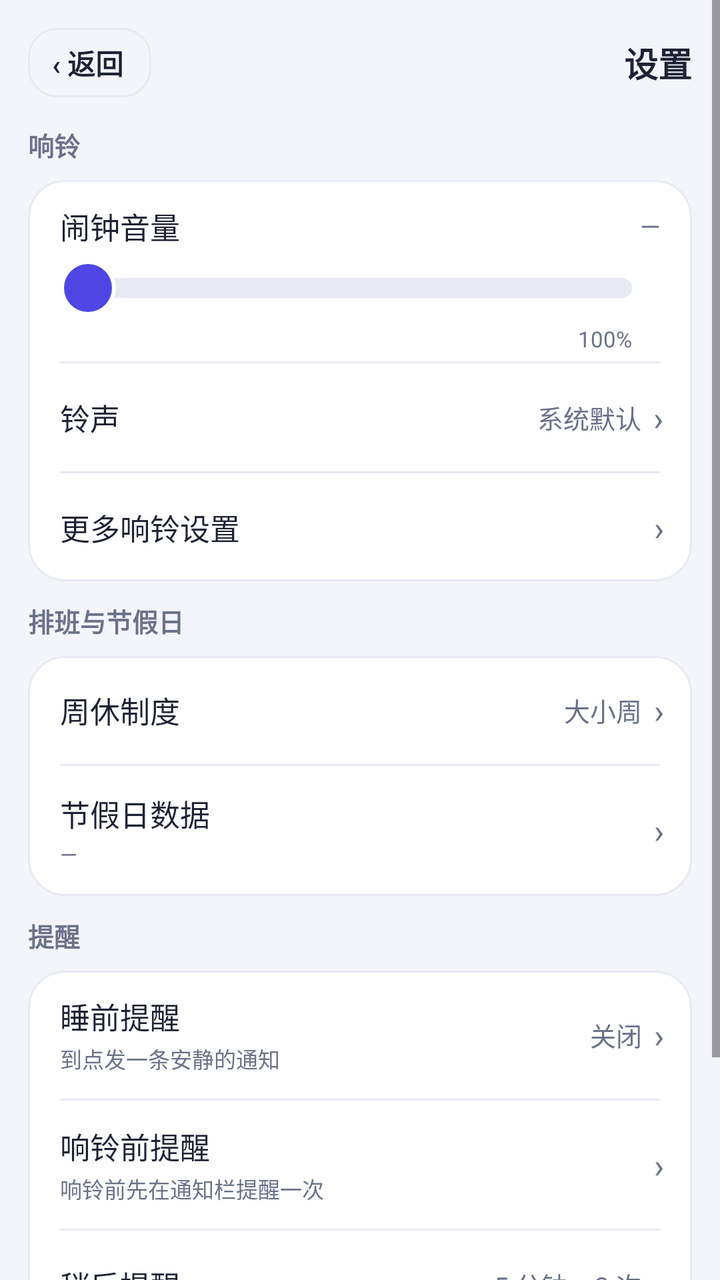
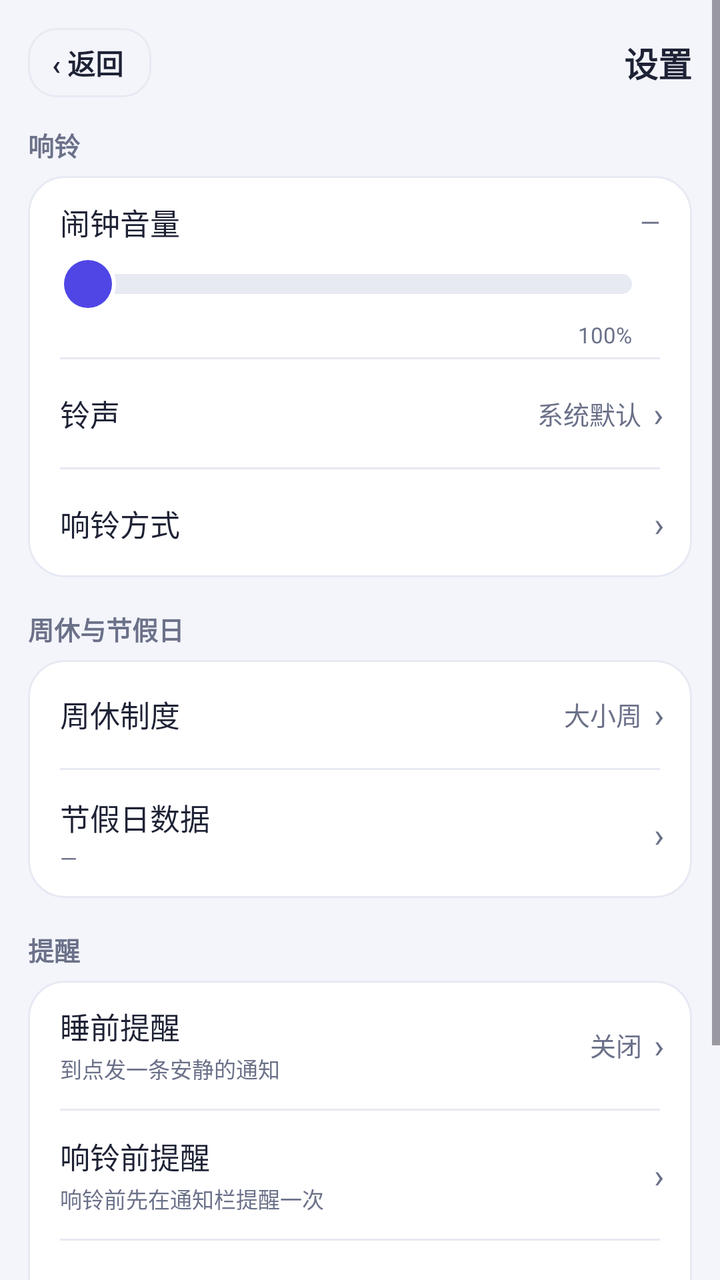

Two renders of the same Android screen: before a commit and after it. Below are the layout's source before the change and the commit's diff.
<!-- AndroidManifest.xml: application theme Theme.WeekdayAlarm -->
<!-- res/layout/activity_settings.xml -->
<?xml version="1.0" encoding="utf-8"?>
<ScrollView xmlns:android="http://schemas.android.com/apk/res/android"
    android:layout_width="match_parent"
    android:layout_height="match_parent"
    android:background="@color/bg"
    android:fitsSystemWindows="true">

    <LinearLayout
        android:layout_width="match_parent"
        android:layout_height="wrap_content"
        android:orientation="vertical"
        android:padding="14dp">

        
        <LinearLayout
            android:layout_width="match_parent"
            android:layout_height="wrap_content"
            android:layout_marginBottom="14dp"
            android:gravity="center_vertical"
            android:orientation="horizontal">

            <TextView
                android:id="@+id/btn_back"
                android:layout_width="wrap_content"
                android:layout_height="wrap_content"
                android:background="@drawable/bg_time_outline"
                android:clickable="true"
                android:focusable="true"
                android:paddingStart="@dimen/space_12"
                android:paddingEnd="14dp"
                android:paddingTop="7dp"
                android:paddingBottom="7dp"
                android:text="@string/settings_back"
                android:textColor="@color/ink"
                android:textSize="14sp"
                android:textStyle="bold" />

            <TextView
                android:layout_width="0dp"
                android:layout_height="wrap_content"
                android:layout_weight="1"
                android:gravity="end"
                android:text="@string/settings_page_title"
                android:textColor="@color/ink"
                android:textSize="17sp"
                android:textStyle="bold" />
        </LinearLayout>

        
        <TextView
            style="@style/SectionTitle"
            android:layout_width="wrap_content"
            android:layout_height="wrap_content"
            android:layout_marginBottom="@dimen/space_8"
            android:text="@string/settings_section_alarm" />

        <LinearLayout
            android:layout_width="match_parent"
            android:layout_height="wrap_content"
            android:background="@drawable/bg_card"
            android:clipToOutline="true"
            android:orientation="vertical">

            
            <LinearLayout
                android:layout_width="match_parent"
                android:layout_height="wrap_content"
                android:orientation="vertical"
                android:paddingStart="@dimen/space_16"
                android:paddingTop="@dimen/space_12"
                android:paddingEnd="@dimen/space_16"
                android:paddingBottom="@dimen/space_4">

                <LinearLayout
                    android:layout_width="match_parent"
                    android:layout_height="wrap_content"
                    android:gravity="center_vertical"
                    android:orientation="horizontal">

                    <TextView
                        style="@style/SettingsTitle"
                        android:layout_width="0dp"
                        android:layout_height="wrap_content"
                        android:layout_weight="1"
                        android:text="@string/settings_volume_label" />

                    <TextView
                        android:id="@+id/tv_volume"
                        style="@style/SettingsValue"
                        android:layout_width="wrap_content"
                        android:layout_height="wrap_content"
                        android:text="@string/settings_volume_default" />
                </LinearLayout>

                
                <SeekBar
                    android:id="@+id/seek_volume_embed"
                    android:layout_width="match_parent"
                    android:layout_height="wrap_content"
                    android:layout_marginTop="@dimen/space_2"
                    android:minHeight="36dp"
                    android:paddingStart="14dp"
                    android:paddingEnd="14dp"
                    android:progressDrawable="@drawable/seek_track"
                    android:splitTrack="false"
                    android:thumb="@drawable/seek_thumb" />

                
                <LinearLayout
                    android:layout_width="match_parent"
                    android:layout_height="wrap_content"
                    android:orientation="horizontal"
                    android:paddingStart="14dp"
                    android:paddingEnd="14dp">

                    <TextView
                        android:id="@+id/tv_volume_floor"
                        android:layout_width="0dp"
                        android:layout_height="wrap_content"
                        android:layout_weight="1"
                        android:textColor="@color/sub"
                        android:textSize="11sp" />

                    <TextView
                        android:layout_width="wrap_content"
                        android:layout_height="wrap_content"
                        android:text="100%"
                        android:textColor="@color/sub"
                        android:textSize="11sp" />
                </LinearLayout>
            </LinearLayout>

            <View style="@style/SettingsDivider" />

                        <LinearLayout
                            android:id="@+id/row_ringtone"
                            android:layout_width="match_parent"
                            android:layout_height="wrap_content"
                            android:background="?attr/selectableItemBackground"
                            android:clickable="true"
                            android:focusable="true"
                            android:gravity="center_vertical"
                            android:minHeight="54dp"
                            android:orientation="horizontal"
                            android:paddingStart="@dimen/space_16"
                            android:paddingEnd="14dp">

                            <TextView
                                style="@style/SettingsTitle"
                                android:layout_width="0dp"
                                android:layout_height="wrap_content"
                                android:layout_weight="1"
                                android:text="@string/settings_ringtone_title" />

                            <TextView
                                android:id="@+id/tv_ringtone"
                                style="@style/SettingsValue"
                                android:layout_width="0dp"
                                android:layout_height="wrap_content"
                                android:layout_weight="0.9"
                                android:gravity="end"
                                android:text="@string/settings_ringtone_default" />

                            <TextView style="@style/SettingsChevron" />
                        </LinearLayout>

                        <View style="@style/SettingsDivider" />

            
            <LinearLayout
                android:id="@+id/row_more_ring"
                android:layout_width="match_parent"
                android:layout_height="wrap_content"
                android:background="?attr/selectableItemBackground"
                android:clickable="true"
                android:focusable="true"
                android:gravity="center_vertical"
                android:minHeight="54dp"
                android:orientation="horizontal"
                android:paddingStart="@dimen/space_16"
                android:paddingEnd="14dp">

                <TextView
                    style="@style/SettingsTitle"
                    android:layout_width="0dp"
                    android:layout_height="wrap_content"
                    android:layout_weight="1"
                    android:text="@string/settings_more_ring_title" />

                <TextView style="@style/SettingsChevron" />
            </LinearLayout>
        </LinearLayout>

        
        <TextView
            style="@style/SectionTitle"
            android:layout_width="wrap_content"
            android:layout_height="wrap_content"
            android:layout_marginTop="@dimen/space_10"
            android:layout_marginBottom="@dimen/space_8"
            android:text="@string/settings_section_schedule" />

        <LinearLayout
            android:layout_width="match_parent"
            android:layout_height="wrap_content"
            android:background="@drawable/bg_card"
            android:clipToOutline="true"
            android:orientation="vertical">

                        <LinearLayout
                            android:id="@+id/row_week_mode"
                            android:layout_width="match_parent"
                            android:layout_height="wrap_content"
                            android:background="?attr/selectableItemBackground"
                            android:clickable="true"
                            android:focusable="true"
                            android:gravity="center_vertical"
                            android:minHeight="54dp"
                            android:orientation="horizontal"
                            android:paddingStart="@dimen/space_16"
                            android:paddingEnd="14dp">

                            <TextView
                                style="@style/SettingsTitle"
                                android:layout_width="0dp"
                                android:layout_height="wrap_content"
                                android:layout_weight="1"
                                android:text="@string/settings_week_mode_title" />

                            <TextView
                                android:id="@+id/tv_week_mode"
                                style="@style/SettingsValue"
                                android:layout_width="wrap_content"
                                android:layout_height="wrap_content"
                                android:text="@string/settings_week_mode_default" />

                            <TextView style="@style/SettingsChevron" />
                        </LinearLayout>

                        <View style="@style/SettingsDivider" />

                        <LinearLayout
                            android:id="@+id/row_holiday_data"
                            android:layout_width="match_parent"
                            android:layout_height="wrap_content"
                            android:background="?attr/selectableItemBackground"
                            android:clickable="true"
                            android:focusable="true"
                            android:gravity="center_vertical"
                            android:minHeight="64dp"
                            android:orientation="horizontal"
                            android:paddingStart="@dimen/space_16"
                            android:paddingEnd="14dp"
                            android:paddingTop="@dimen/space_10"
                            android:paddingBottom="@dimen/space_10">

                            <LinearLayout
                                android:layout_width="0dp"
                                android:layout_height="wrap_content"
                                android:layout_weight="1"
                                android:orientation="vertical">

                                <TextView
                                    style="@style/SettingsTitle"
                                    android:layout_width="wrap_content"
                                    android:layout_height="wrap_content"
                                    android:text="@string/settings_holiday_data_title" />

                                <TextView
                                    android:id="@+id/tv_holiday_data"
                                    style="@style/SettingsSummary"
                                    android:layout_width="wrap_content"
                                    android:layout_height="wrap_content"
                                    android:layout_marginTop="@dimen/space_2"
                                    android:text="@string/settings_holiday_data_default" />
                            </LinearLayout>

                            <TextView style="@style/SettingsChevron" />
                        </LinearLayout>

                        <View style="@style/SettingsDivider" />
        </LinearLayout>

        
        <TextView
            style="@style/SectionTitle"
            android:layout_width="wrap_content"
            android:layout_height="wrap_content"
            android:layout_marginTop="@dimen/space_10"
            android:layout_marginBottom="@dimen/space_8"
            android:text="@string/settings_section_remind" />

        <LinearLayout
            android:layout_width="match_parent"
            android:layout_height="wrap_content"
            android:background="@drawable/bg_card"
            android:clipToOutline="true"
            android:orientation="vertical">

            
            <LinearLayout
                android:id="@+id/row_bedtime"
                android:layout_width="match_parent"
                android:layout_height="wrap_content"
                android:background="?attr/selectableItemBackground"
                android:clickable="true"
                android:focusable="true"
                android:gravity="center_vertical"
                android:minHeight="64dp"
                android:orientation="horizontal"
                android:paddingStart="@dimen/space_16"
                android:paddingTop="@dimen/space_10"
                android:paddingEnd="14dp"
                android:paddingBottom="@dimen/space_10">

                <LinearLayout
                    android:layout_width="0dp"
                    android:layout_height="wrap_content"
                    android:layout_weight="1"
                    android:orientation="vertical">

                    <TextView
                        style="@style/SettingsTitle"
                        android:layout_width="wrap_content"
                        android:layout_height="wrap_content"
                        android:text="@string/settings_bedtime_title" />

                    
                    <TextView
                        android:id="@+id/tv_bedtime"
                        style="@style/SettingsSummary"
                        android:layout_width="wrap_content"
                        android:layout_height="wrap_content"
                        android:layout_marginTop="@dimen/space_2"
                        android:text="@string/settings_bedtime_hint" />
                </LinearLayout>

                <TextView
                    android:id="@+id/tv_bedtime_value"
                    style="@style/SettingsValue"
                    android:layout_width="wrap_content"
                    android:layout_height="wrap_content"
                    android:text="@string/settings_bedtime_default" />

                <TextView style="@style/SettingsChevron" />
            </LinearLayout>

            <View style="@style/SettingsDivider" />

                        <LinearLayout
                            android:id="@+id/row_pre_notice"
                            android:layout_width="match_parent"
                            android:layout_height="wrap_content"
                            android:background="?attr/selectableItemBackground"
                            android:clickable="true"
                            android:focusable="true"
                            android:gravity="center_vertical"
                            android:minHeight="64dp"
                            android:orientation="horizontal"
                            android:paddingStart="@dimen/space_16"
                            android:paddingEnd="14dp"
                            android:paddingTop="@dimen/space_10"
                            android:paddingBottom="@dimen/space_10">

                            <LinearLayout
                                android:layout_width="0dp"
                                android:layout_height="wrap_content"
                                android:layout_weight="1"
                                android:orientation="vertical">

                                <TextView
                                    style="@style/SettingsTitle"
                                    android:layout_width="wrap_content"
                                    android:layout_height="wrap_content"
                                    android:text="@string/settings_pre_notice_title" />

                                <TextView
                                    android:id="@+id/tv_pre_notice"
                                    style="@style/SettingsSummary"
                                    android:layout_width="wrap_content"
                                    android:layout_height="wrap_content"
                                    android:layout_marginTop="@dimen/space_2"
                                    android:text="@string/settings_pre_notice_summary" />
                            </LinearLayout>

                            
                            <TextView
                                android:id="@+id/tv_pre_notice_value"
                                style="@style/SettingsValue"
                                android:layout_width="wrap_content"
                                android:layout_height="wrap_content" />

                            <TextView style="@style/SettingsChevron" />
                        </LinearLayout>

                        <View style="@style/SettingsDivider" />

                        
                        <LinearLayout
                            android:id="@+id/row_snooze"
                            android:layout_width="match_parent"
                            android:layout_height="wrap_content"
                            android:background="?attr/selectableItemBackground"
                            android:clickable="true"
                            android:focusable="true"
                            android:gravity="center_vertical"
                            android:minHeight="54dp"
                            android:orientation="horizontal"
                            android:paddingStart="@dimen/space_16"
                            android:paddingEnd="14dp">

                            <TextView
                                style="@style/SettingsTitle"
                                android:layout_width="0dp"
                                android:layout_height="wrap_content"
                                android:layout_weight="1"
                                android:text="@string/settings_snooze_title" />

                            <TextView
                                android:id="@+id/tv_snooze"
                                style="@style/SettingsValue"
                                android:layout_width="wrap_content"
                                android:layout_height="wrap_content"
                                android:text="@string/more_snooze_default" />

                            <TextView style="@style/SettingsChevron" />
                        </LinearLayout>
        </LinearLayout>

        
        <TextView
            style="@style/SectionTitle"
            android:layout_width="wrap_content"
            android:layout_height="wrap_content"
            android:layout_marginTop="@dimen/space_10"
            android:layout_marginBottom="@dimen/space_8"
            android:text="@string/settings_section_other" />

        <LinearLayout
            android:layout_width="match_parent"
            android:layout_height="wrap_content"
            android:background="@drawable/bg_card"
            android:clipToOutline="true"
            android:orientation="vertical">

            
            <LinearLayout
                android:id="@+id/row_more"
                android:layout_width="match_parent"
                android:layout_height="wrap_content"
                android:background="?attr/selectableItemBackground"
                android:clickable="true"
                android:focusable="true"
                android:gravity="center_vertical"
                android:minHeight="54dp"
                android:orientation="horizontal"
                android:paddingStart="@dimen/space_16"
                android:paddingEnd="14dp">

                <TextView
                    style="@style/SettingsTitle"
                    android:layout_width="0dp"
                    android:layout_height="wrap_content"
                    android:layout_weight="1"
                    android:text="@string/settings_more_title" />

                <TextView
                    style="@style/SettingsSummary"
                    android:layout_width="wrap_content"
                    android:layout_height="wrap_content"
                    android:text="@string/settings_more_summary" />

                <TextView style="@style/SettingsChevron" />
            </LinearLayout>
        </LinearLayout>
    </LinearLayout>
</ScrollView>
<!-- resources referenced by this layout -->
<resources>
  <color name="bg">#F4F5FB</color>
  <color name="ink">#1E2235</color>
  <color name="sub">#6B7189</color>
  <dimen name="space_10">10dp</dimen>
  <dimen name="space_12">12dp</dimen>
  <dimen name="space_16">16dp</dimen>
  <dimen name="space_2">2dp</dimen>
  <dimen name="space_4">4dp</dimen>
  <dimen name="space_8">8dp</dimen>
  <!-- drawable bg_card (drawable) -->
  <?xml version="1.0" encoding="utf-8"?>
  <shape xmlns:android="http://schemas.android.com/apk/res/android"
      android:shape="rectangle">
      <solid android:color="@color/card" />
      <corners android:radius="@dimen/radius_card" />
      <stroke android:width="1dp" android:color="@color/line" />
  </shape>
  <string name="more_snooze_default">5 分钟 × 3 次</string>
  <string name="settings_back">‹ 返回</string>
  <string name="settings_bedtime_default">关闭</string>
  <string name="settings_bedtime_hint">到点发一条安静的通知</string>
  <string name="settings_bedtime_title">睡前提醒</string>
  <string name="settings_holiday_data_default">—</string>
  <string name="settings_holiday_data_title">节假日数据</string>
  <string name="settings_more_ring_title">更多响铃设置</string>
  <string name="settings_more_summary">排班 · 桌面 · 帮助 · 备份</string>
  <string name="settings_more_title">更多设置</string>
  <string name="settings_page_title">设置</string>
  <string name="settings_pre_notice_summary">响铃前先在通知栏提醒一次</string>
  <string name="settings_pre_notice_title">响铃前提醒</string>
  <string name="settings_ringtone_default">系统默认</string>
  <string name="settings_ringtone_title">铃声</string>
  <string name="settings_section_alarm">响铃</string>
  <string name="settings_section_other">更多</string>
  <string name="settings_section_remind">提醒</string>
  <string name="settings_section_schedule">排班与节假日</string>
  <string name="settings_snooze_title">稍后提醒</string>
  <string name="settings_volume_default">—</string>
  <string name="settings_volume_label">闹钟音量</string>
  <string name="settings_week_mode_default">大小周</string>
  <string name="settings_week_mode_title">周休制度</string>
  <style name="SectionTitle">
          <item name="android:textColor">@color/sub</item>
          <item name="android:textSize">13sp</item>
          <item name="android:textStyle">bold</item>
      </style>
  <style name="SettingsChevron">
          <item name="android:layout_width">wrap_content</item>
          <item name="android:layout_height">wrap_content</item>
          <item name="android:layout_marginStart">@dimen/space_6</item>
          <item name="android:text">›</item>
          <item name="android:textColor">@color/sub</item>
          <item name="android:textSize">17sp</item>
      </style>
  <style name="SettingsDivider">
          <item name="android:layout_width">match_parent</item>
          <item name="android:layout_height">1dp</item>
          <item name="android:layout_marginStart">@dimen/space_16</item>
          <item name="android:layout_marginEnd">@dimen/space_16</item>
          <item name="android:background">@color/line</item>
      </style>
  <style name="SettingsSummary">
          <item name="android:textColor">@color/sub</item>
          <item name="android:textSize">11sp</item>
          <item name="android:lineSpacingMultiplier">1.2</item>
      </style>
  <style name="SettingsTitle">
          <item name="android:textColor">@color/ink</item>
          <item name="android:textSize">15sp</item>
      </style>
  <style name="SettingsValue">
          <item name="android:textColor">@color/sub</item>
          <item name="android:textSize">13sp</item>
          <item name="android:maxLines">1</item>
          <item name="android:ellipsize">end</item>
      </style>
  <color name="card">#FFFFFF</color>
  <dimen name="radius_card">18dp</dimen>
  <color name="line">#E7E9F3</color>
  <dimen name="radius_row">14dp</dimen>
  <color name="indigo">#4F46E5</color>
  <dimen name="radius_chip">10dp</dimen>
  <dimen name="space_6">6dp</dimen>
  <color name="indigo_dark">#4338CA</color>
  <color name="white">#FFFFFFFF</color>
  <!-- unchanged entries left out for length: 4 -->
</resources>

<!-- the commit's change to res/layout/activity_settings.xml (unified diff, before → after) -->
@@ -51,7 +51,7 @@
             style="@style/SectionTitle"
             android:layout_width="wrap_content"
             android:layout_height="wrap_content"
-            android:layout_marginBottom="@dimen/space_8"
+            android:layout_marginBottom="@dimen/space_6"
             android:text="@string/settings_section_alarm" />
 
         <LinearLayout
@@ -196,8 +196,8 @@
             style="@style/SectionTitle"
             android:layout_width="wrap_content"
             android:layout_height="wrap_content"
-            android:layout_marginTop="@dimen/space_10"
-            android:layout_marginBottom="@dimen/space_8"
+            android:layout_marginTop="@dimen/space_16"
+            android:layout_marginBottom="@dimen/space_6"
             android:text="@string/settings_section_schedule" />
 
         <LinearLayout
@@ -277,8 +277,6 @@
 
                             <TextView style="@style/SettingsChevron" />
                         </LinearLayout>
-
-                        <View style="@style/SettingsDivider" />
         </LinearLayout>
 
         
@@ -286,8 +284,8 @@
             style="@style/SectionTitle"
             android:layout_width="wrap_content"
             android:layout_height="wrap_content"
-            android:layout_marginTop="@dimen/space_10"
-            android:layout_marginBottom="@dimen/space_8"
+            android:layout_marginTop="@dimen/space_16"
+            android:layout_marginBottom="@dimen/space_6"
             android:text="@string/settings_section_remind" />
 
         <LinearLayout
@@ -432,8 +430,8 @@
             style="@style/SectionTitle"
             android:layout_width="wrap_content"
             android:layout_height="wrap_content"
-            android:layout_marginTop="@dimen/space_10"
-            android:layout_marginBottom="@dimen/space_8"
+            android:layout_marginTop="@dimen/space_16"
+            android:layout_marginBottom="@dimen/space_6"
             android:text="@string/settings_section_other" />
 
         <LinearLayout
@@ -464,12 +462,6 @@
                     android:layout_weight="1"
                     android:text="@string/settings_more_title" />
 
-                <TextView
-                    style="@style/SettingsSummary"
-                    android:layout_width="wrap_content"
-                    android:layout_height="wrap_content"
-                    android:text="@string/settings_more_summary" />
-
                 <TextView style="@style/SettingsChevron" />
             </LinearLayout>
         </LinearLayout>
<!-- resource entries referenced after the edit -->
@@ -8,7 +8,6 @@
   <dimen name="space_16">16dp</dimen>
   <dimen name="space_2">2dp</dimen>
   <dimen name="space_4">4dp</dimen>
-  <dimen name="space_8">8dp</dimen>
   <!-- drawable bg_card (drawable) -->
   <?xml version="1.0" encoding="utf-8"?>
   <shape xmlns:android="http://schemas.android.com/apk/res/android"
@@ -24,9 +23,8 @@
   <string name="settings_bedtime_title">睡前提醒</string>
   <string name="settings_holiday_data_default">—</string>
   <string name="settings_holiday_data_title">节假日数据</string>
-  <string name="settings_more_ring_title">更多响铃设置</string>
-  <string name="settings_more_summary">排班 · 桌面 · 帮助 · 备份</string>
-  <string name="settings_more_title">更多设置</string>
+  <string name="settings_more_ring_title">响铃方式</string>
+  <string name="settings_more_title">其他设置</string>
   <string name="settings_page_title">设置</string>
   <string name="settings_pre_notice_summary">响铃前先在通知栏提醒一次</string>
   <string name="settings_pre_notice_title">响铃前提醒</string>
@@ -35,7 +33,7 @@
   <string name="settings_section_alarm">响铃</string>
   <string name="settings_section_other">更多</string>
   <string name="settings_section_remind">提醒</string>
-  <string name="settings_section_schedule">排班与节假日</string>
+  <string name="settings_section_schedule">周休与节假日</string>
   <string name="settings_snooze_title">稍后提醒</string>
   <string name="settings_volume_default">—</string>
   <string name="settings_volume_label">闹钟音量</string>
